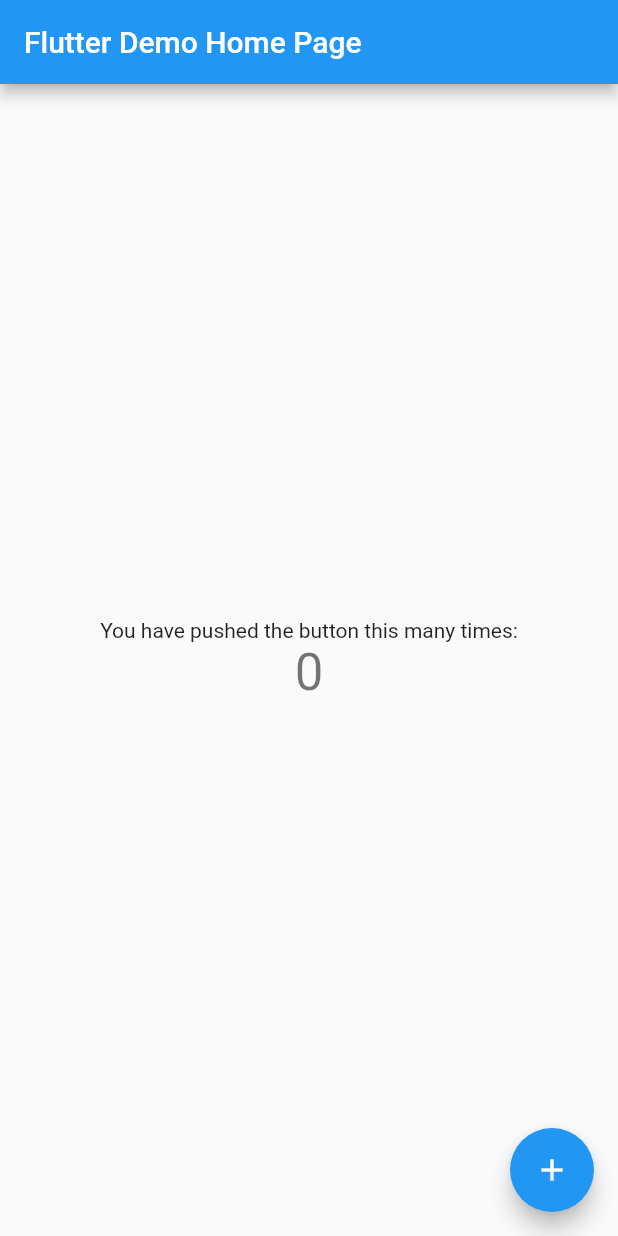
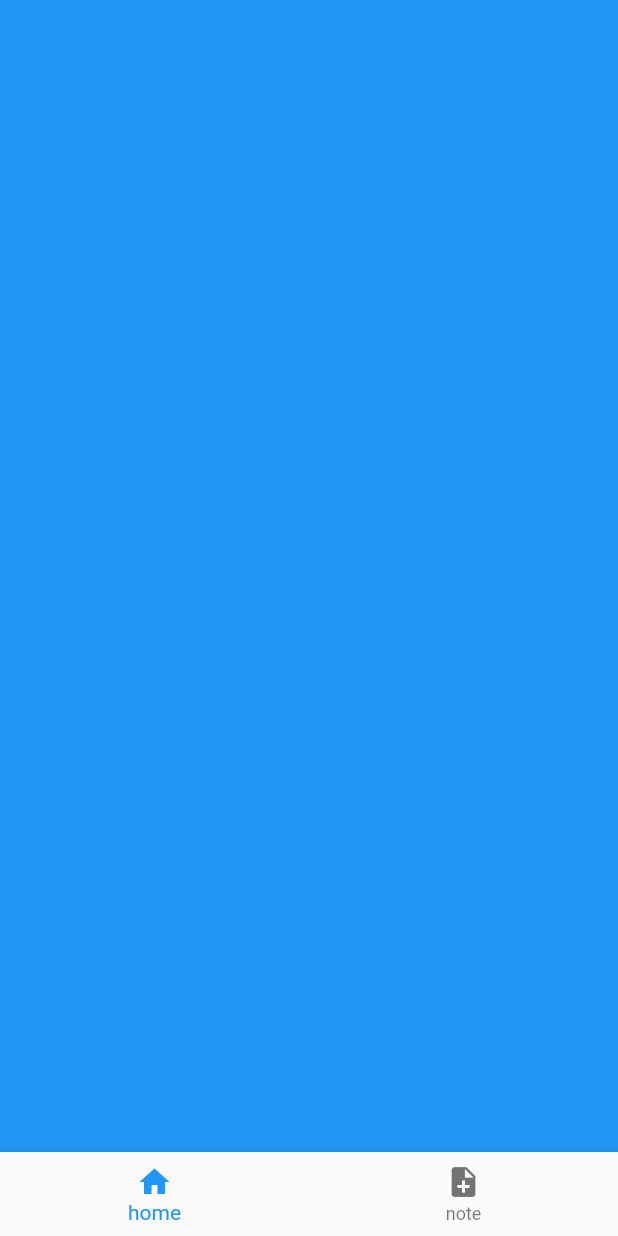
Before and after one commit to csg19921006/Bookkeeping, a Flutter app: the screen it shows after launch, on a phone screen of 412 x 824 dp. Run offline on Flutter 3.47's test engine with Material 2 defaults, Android fonts, the light colour scheme and no system bars.

Commit message:
create main page

```diff
--- /dev/null
+++ b/book_keeping/lib/domain/use_case/main_page_use_case.dart
@@ -0,0 +1,34 @@
+import 'package:book_keeping/util/base_change_notifier.dart';
+import 'package:flutter/cupertino.dart';
+import 'package:flutter/material.dart';
+
+class MainPageUseCase extends BaseChangeNotifier {
+  List<BottomNavigationBarItem> get bottomNavigationBarItems => const [
+        BottomNavigationBarItem(
+          icon: Icon(Icons.home),
+          label: 'home',
+        ),
+        BottomNavigationBarItem(
+          icon: Icon(Icons.note_add),
+          label: 'note',
+        ),
+      ];
+
+  List<Widget> get pages => [
+        Container(
+          color: Colors.blue,
+        ),
+        Container(
+          color: Colors.red,
+        ),
+      ];
+  Widget get currentPage => pages[currentPageIndex];
+
+  int _currentPageIndex = 0;
+  int get currentPageIndex => _currentPageIndex;
+  set currentPageIndex(int value) {
+    //
+    _currentPageIndex = value;
+    notifyListeners();
+  }
+}
--- a/book_keeping/lib/main.dart
+++ b/book_keeping/lib/main.dart
@@ -1,3 +1,4 @@
+import 'package:book_keeping/ui/main_page.dart';
 import 'package:flutter/material.dart';
 
 void main() {
@@ -24,92 +25,7 @@
         // is not restarted.
         primarySwatch: Colors.blue,
       ),
-      home: const MyHomePage(title: 'Flutter Demo Home Page'),
+      home: const MainPage(),
     );
   }
 }
-
-class MyHomePage extends StatefulWidget {
-  const MyHomePage({Key? key, required this.title}) : super(key: key);
-
-  // This widget is the home page of your application. It is stateful, meaning
-  // that it has a State object (defined below) that contains fields that affect
-  // how it looks.
-
-  // This class is the configuration for the state. It holds the values (in this
-  // case the title) provided by the parent (in this case the App widget) and
-  // used by the build method of the State. Fields in a Widget subclass are
-  // always marked "final".
-
-  final String title;
-
-  @override
-  State<MyHomePage> createState() => _MyHomePageState();
-}
-
-class _MyHomePageState extends State<MyHomePage> {
-  int _counter = 0;
-
-  void _incrementCounter() {
-    setState(() {
-      // This call to setState tells the Flutter framework that something has
-      // changed in this State, which causes it to rerun the build method below
-      // so that the display can reflect the updated values. If we changed
-      // _counter without calling setState(), then the build method would not be
-      // called again, and so nothing would appear to happen.
-      _counter++;
-    });
-  }
-
-  @override
-  Widget build(BuildContext context) {
-    // This method is rerun every time setState is called, for instance as done
-    // by the _incrementCounter method above.
-    //
-    // The Flutter framework has been optimized to make rerunning build methods
-    // fast, so that you can just rebuild anything that needs updating rather
-    // than having to individually change instances of widgets.
-    return Scaffold(
-      appBar: AppBar(
-        // Here we take the value from the MyHomePage object that was created by
-        // the App.build method, and use it to set our appbar title.
-        title: Text(widget.title),
-      ),
-      body: Center(
-        // Center is a layout widget. It takes a single child and positions it
-        // in the middle of the parent.
-        child: Column(
-          // Column is also a layout widget. It takes a list of children and
-          // arranges them vertically. By default, it sizes itself to fit its
-          // children horizontally, and tries to be as tall as its parent.
-          //
-          // Invoke "debug painting" (press "p" in the console, choose the
-          // "Toggle Debug Paint" action from the Flutter Inspector in Android
-          // Studio, or the "Toggle Debug Paint" command in Visual Studio Code)
-          // to see the wireframe for each widget.
-          //
-          // Column has various properties to control how it sizes itself and
-          // how it positions its children. Here we use mainAxisAlignment to
-          // center the children vertically; the main axis here is the vertical
-          // axis because Columns are vertical (the cross axis would be
-          // horizontal).
-          mainAxisAlignment: MainAxisAlignment.center,
-          children: <Widget>[
-            const Text(
-              'You have pushed the button this many times:',
-            ),
-            Text(
-              '$_counter',
-              style: Theme.of(context).textTheme.headline4,
-            ),
-          ],
-        ),
-      ),
-      floatingActionButton: FloatingActionButton(
-        onPressed: _incrementCounter,
-        tooltip: 'Increment',
-        child: const Icon(Icons.add),
-      ), // This trailing comma makes auto-formatting nicer for build methods.
-    );
-  }
-}
--- /dev/null
+++ b/book_keeping/lib/ui/main_page.dart
@@ -0,0 +1,30 @@
+import 'package:book_keeping/domain/use_case/main_page_use_case.dart';
+import 'package:flutter/material.dart';
+import 'package:provider/provider.dart';
+
+class MainPage extends StatelessWidget {
+  const MainPage({Key? key}) : super(key: key);
+
+  @override
+  Widget build(BuildContext context) {
+    return MultiProvider(
+      providers: [
+        ChangeNotifierProvider(create: (_) => MainPageUseCase()),
+      ],
+      child: Consumer<MainPageUseCase>(
+        builder: (_, useCase, child) {
+          return Scaffold(
+            body: useCase.currentPage,
+            bottomNavigationBar: BottomNavigationBar(
+              items: useCase.bottomNavigationBarItems,
+              onTap: (index) {
+                useCase.currentPageIndex = index;
+              },
+              currentIndex: useCase.currentPageIndex,
+            ),
+          );
+        },
+      ),
+    );
+  }
+}
--- /dev/null
+++ b/book_keeping/lib/util/base_change_notifier.dart
@@ -0,0 +1,3 @@
+import 'package:flutter/cupertino.dart';
+
+class BaseChangeNotifier extends ChangeNotifier {}
--- /dev/null
+++ b/book_keeping/lib/util/base_page.dart
@@ -0,0 +1,10 @@
+import 'package:flutter/material.dart';
+
+class BasePage extends StatelessWidget {
+  const BasePage({Key? key}) : super(key: key);
+
+  @override
+  Widget build(BuildContext context) {
+    return Container();
+  }
+}
--- a/book_keeping/pubspec.yaml
+++ b/book_keeping/pubspec.yaml
@@ -34,6 +34,7 @@
   # The following adds the Cupertino Icons font to your application.
   # Use with the CupertinoIcons class for iOS style icons.
   cupertino_icons: ^1.0.2
+  provider: ^6.0.1
 
 dev_dependencies:
   flutter_test:
```
Also changed, not shown: book_keeping/pubspec.lock.
